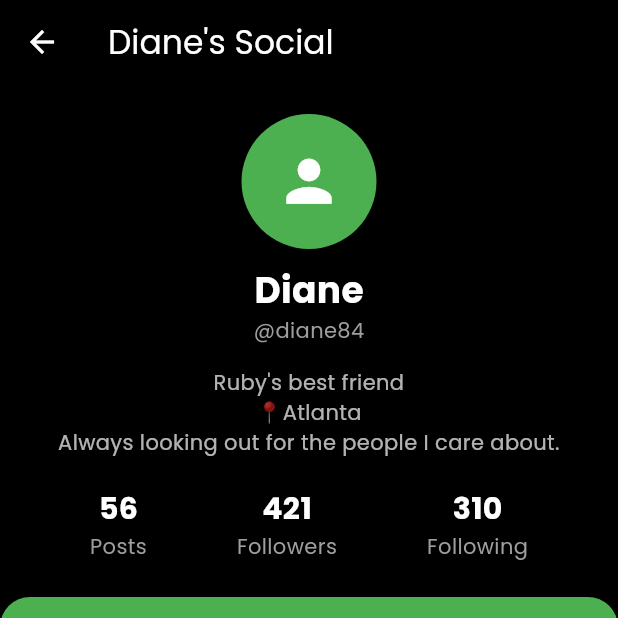
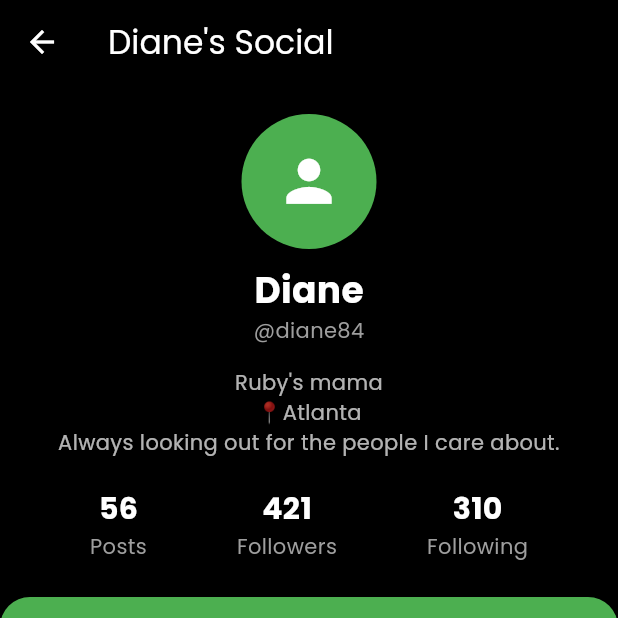
Before and after one commit to fafrah/Team-Project, a Flutter app: the SocialMediaTwoScreen screen opened directly, on a phone screen of 412 x 824 dp, the top half of it. Run offline on Flutter 3.47's test engine with Material 3 defaults, Android fonts, the phone set to English and light mode, and no system bars; our stand-ins replace firebase_auth, firebase_core, google_fonts; accounts and stored records are empty.

Commit message:
Updated Diane's Social Media on social_media_two_screen.dart

```diff
--- a/lib/screens/social_media_two_screen.dart
+++ b/lib/screens/social_media_two_screen.dart
@@ -52,7 +52,7 @@ class _SocialMediaTwoScreenState extends State<SocialMediaTwoScreen> {
           const SizedBox(height: 15),
 
           const Text(
-            "Ruby's best friend\n📍Atlanta\nAlways looking out for the people I care about.",
+            "Ruby's mama\n📍Atlanta\nAlways looking out for the people I care about.",
             textAlign: TextAlign.center,
             style: TextStyle(color: Colors.white70),
           ),
```
